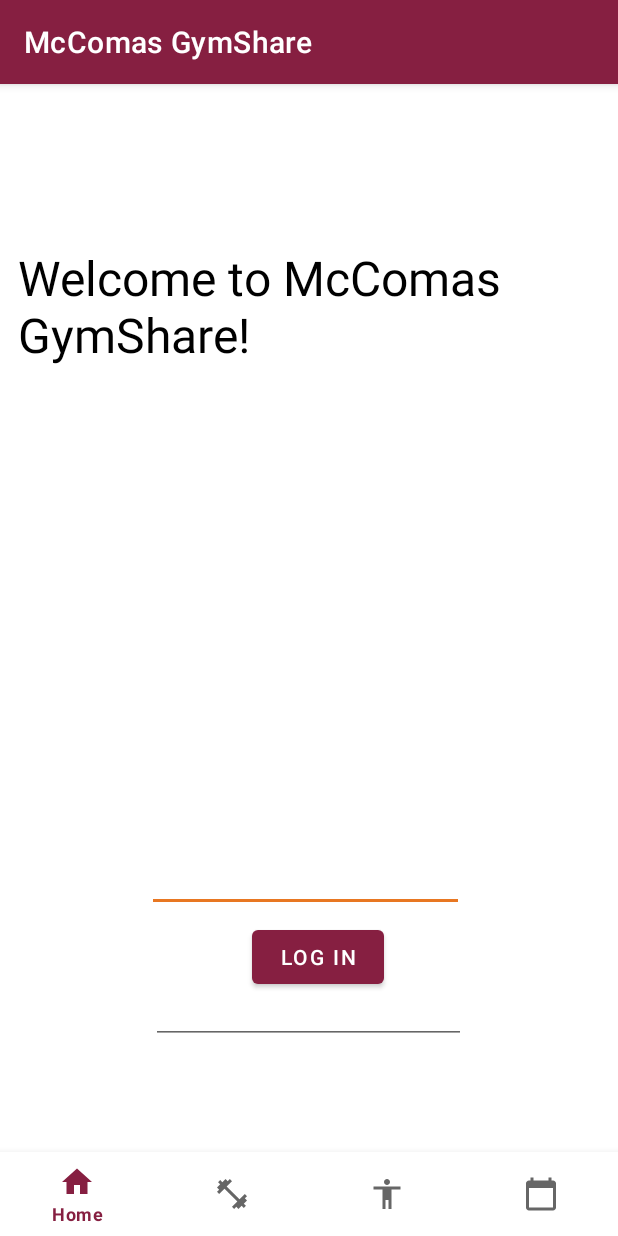
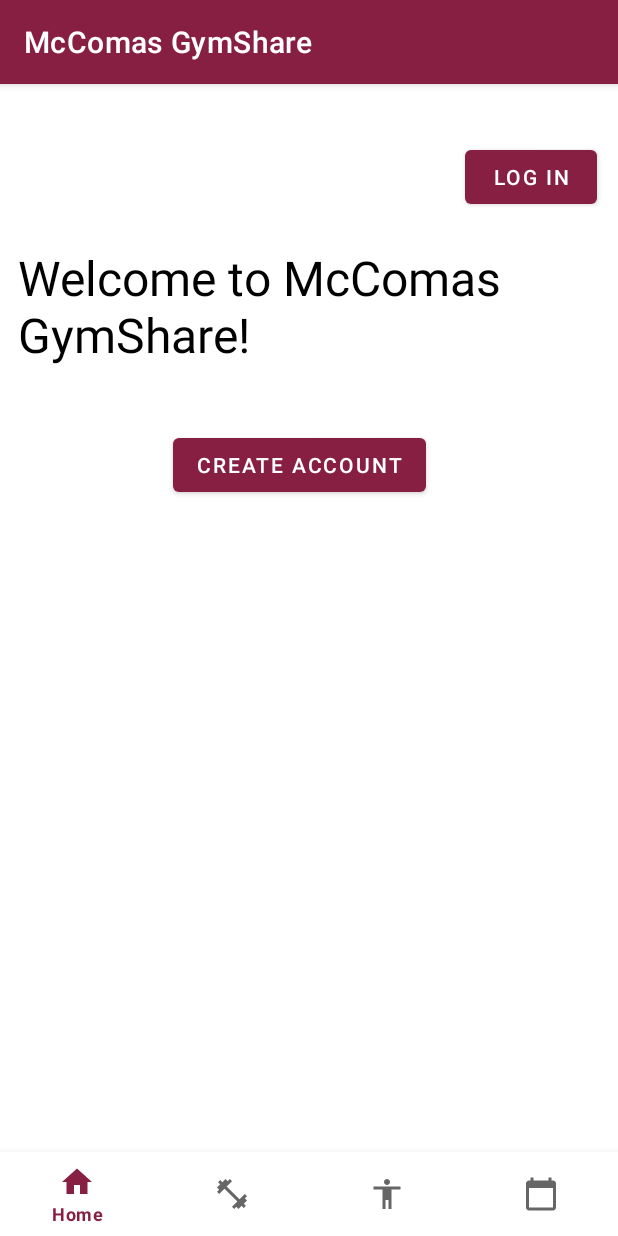
Before and after one commit to ryanmaxey6/McComas-GymShare, an Android app: the screen it shows after launch (MainActivity), after a tap on "LOG IN", on a phone screen of 412 x 824 dp. Run offline under Robolectric (Android 15) with nearby library versions, the phone set to English and light mode, and no system bars; our stand-ins replace Firebase (no records; nobody signed in at launch, a user with empty details on screens opened directly); 4 statements that could not run were skipped.

Commit message:
Update HomeFragment.java

```diff
--- a/app/src/main/java/com/example/mccomasgymshare/HomeFragment.java
+++ b/app/src/main/java/com/example/mccomasgymshare/HomeFragment.java
@@ -11,6 +11,7 @@ import android.widget.Button;
 import android.widget.EditText;
 import android.widget.ImageView;
 import android.widget.TextView;
+import android.widget.Toast;
 
 import androidx.annotation.NonNull;
 import androidx.annotation.Nullable;
@@ -19,33 +20,36 @@ import androidx.fragment.app.Fragment;
 public class HomeFragment extends Fragment implements View.OnClickListener {
 
     TextView text;
+
+    TextView text4, text5;
     EditText username;
     EditText password;
     View view;
-    Button login, finishCreate, create, loginAttempt;
+    Button login, finishCreate, create;
     private OnFragmentInteractionListener mListener;
+
 
     @Nullable
     @Override
     public View onCreateView(@NonNull LayoutInflater inflater, @Nullable ViewGroup container, @Nullable Bundle savedInstanceState) {
-
         view = inflater.inflate(R.layout.fragment_home, container, false);
         login = view.findViewById(R.id.login);
         finishCreate = view.findViewById(R.id.createFinish);
         create = view.findViewById(R.id.create);
-        loginAttempt = view.findViewById(R.id.loginAttempt);
+
 
         text = view.findViewById(R.id.welcomeText);
+        text4 = view.findViewById(R.id.text4);
+        text5 = view.findViewById(R.id.text5);
         username = (EditText)view.findViewById(R.id.username);
         password = (EditText)view.findViewById(R.id.password);
 
 
         login.setOnClickListener(this);
         finishCreate.setOnClickListener(this);
-        loginAttempt.setOnClickListener(this);
         create.setOnClickListener(this);
-        //username.setOnClickListener(this);
-        //password.setOnClickListener(this);
+
+
 
         return view;
     }
@@ -61,7 +65,6 @@ public class HomeFragment extends Fragment implements View.OnClickListener {
         }
 
     }
-
 
     public String getUsername()
     {
@@ -118,10 +121,7 @@ public class HomeFragment extends Fragment implements View.OnClickListener {
         {
             mListener.onButtonClicked(2);
         }
-        else if (v.getId() == loginAttempt.getId())
-        {
-            mListener.onButtonClicked(3);
-        }
+
     }
 
     public void setScreen()
@@ -129,28 +129,38 @@ public class HomeFragment extends Fragment implements View.OnClickListener {
         username.setVisibility(view.VISIBLE);
         password.setVisibility(view.VISIBLE);
         finishCreate.setVisibility(view.VISIBLE);
+        text4.setVisibility(view.VISIBLE);
+        text5.setVisibility(view.VISIBLE);
         create.setVisibility(view.INVISIBLE);
         login.setVisibility(view.INVISIBLE);
+
     }
 
     public void resetScreen()
     {
-        username.setVisibility(view.VISIBLE);
-        password.setVisibility(view.VISIBLE);
-        username.setText("");
-        password.setText("");
-        create.setVisibility(View.INVISIBLE);
-        login.setVisibility(View.INVISIBLE);
-        loginAttempt.setVisibility(View.VISIBLE);
+        username.setVisibility(view.INVISIBLE);
+        password.setVisibility(view.INVISIBLE);
+        text4.setVisibility(view.INVISIBLE);
+        text5.setVisibility(view.INVISIBLE);
+        //username.setText("");
+        //password.setText("");
+        //create.setVisibility(View.INVISIBLE);
+        login.setVisibility(View.VISIBLE);
         finishCreate.setVisibility(View.INVISIBLE);
     }
 
+    public void loginSuccess(String s)
+    {
+
+        text.setText("Welcome Back: " + s + "!");
+    }
 
     public boolean validate(String u, String p)
     {
         return false;
     }
 
+
     public interface OnFragmentInteractionListener{
         void onButtonClicked(int infoID);
     }
```
